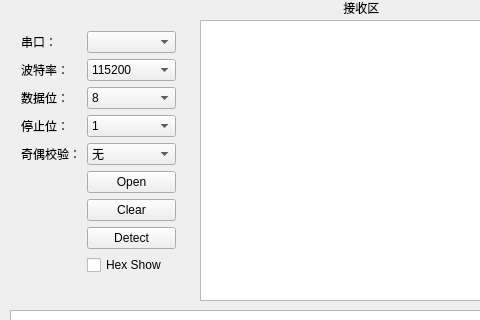
First picture: the form in project/mainwindow.ui, repository buyuer/UPRE_Serial_Assistant, before the edit; both pictures show x 0 to 480 and y 0 to 320 of the 865 by 481 pixel window.
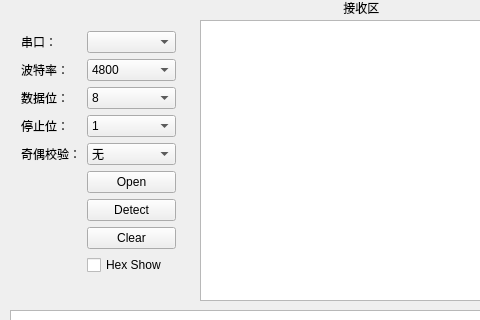
Second picture: the form after the edit.

Commit message: 将多处NULL换成nullptr以及修复了几处编译器警告，删除注释掉的代码，添加了更多的波特率

What changed in the file:
```diff
--- a/project/mainwindow.ui
+++ b/project/mainwindow.ui
@@ -182,7 +182,7 @@
        </property>
       </widget>
      </item>
-     <item row="9" column="1">
+     <item row="10" column="1">
       <widget class="QPushButton" name="pushButton_clearRec">
        <property name="text">
         <string>Clear</string>
@@ -193,12 +193,7 @@
       <widget class="QComboBox" name="comboBox_baud">
        <item>
         <property name="text">
-         <string>115200</string>
-        </property>
-       </item>
-       <item>
-        <property name="text">
-         <string>19200</string>
+         <string>4800</string>
         </property>
        </item>
        <item>
@@ -208,14 +203,7 @@
        </item>
       </widget>
      </item>
-     <item row="11" column="1">
-      <widget class="QPushButton" name="pushButton_detect_serial">
-       <property name="text">
-        <string>Detect</string>
-       </property>
-      </widget>
-     </item>
-     <item row="12" column="1">
+     <item row="13" column="1">
       <widget class="QCheckBox" name="checkBox_hex_show">
        <property name="text">
         <string>Hex Show</string>
@@ -225,6 +213,13 @@
        </property>
       </widget>
      </item>
+     <item row="9" column="1">
+      <widget class="QPushButton" name="pushButton_detect_serial">
+       <property name="text">
+        <string>Detect</string>
+       </property>
+      </widget>
+     </item>
     </layout>
    </widget>
    <widget class="QTextEdit" name="textEdit_receive">
```
Left out of the diff: 55 changed lines with no effect on the pictures. The commit also changes 1 other file.
